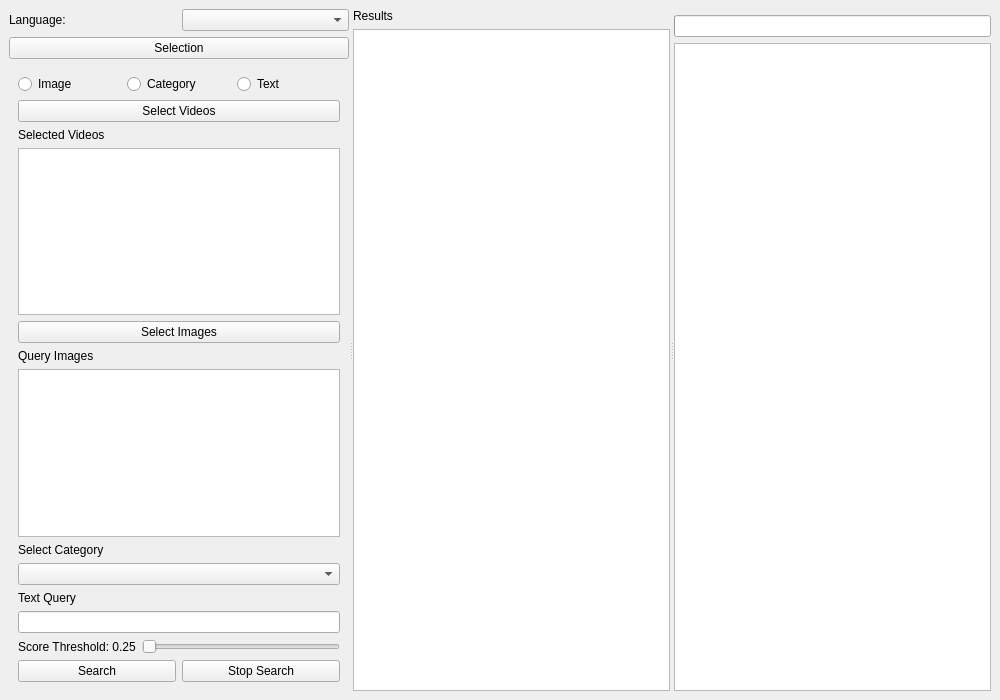
The window that main.ui (y5254y/VideoSearch) describes before a commit, drawn with Qt 5.
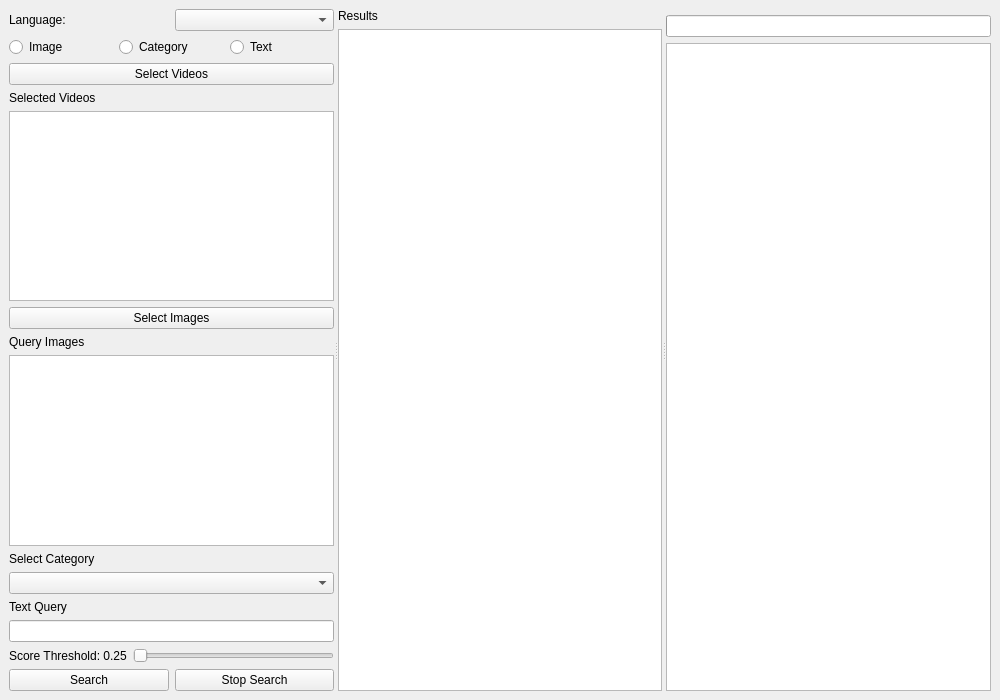
The same window after the commit.

The edit to the form file:
```diff
--- a/main.ui
+++ b/main.ui
@@ -36,15 +36,6 @@
         </item>
         <!-- Collapsible header (selection) -->
         <item>
-         <widget class="QPushButton" name="header_selection">
-          <property name="text">
-           <string>Selection</string>
-          </property>
-         </widget>
-        </item>
-        <!-- Selection container holds the selection controls -->
-        <item>
-         <widget class="QWidget" name="selectionContainer">
           <layout class="QVBoxLayout" name="selectionLayout">
            <item>
             <layout class="QHBoxLayout" name="modeLayout">
@@ -162,7 +153,6 @@
             </layout>
            </item>
           </layout>
-         </widget>
         </item>
        </layout>
       </widget>
```
Left out of the diff: 6 changed lines with no effect on the pictures. Lines whose indentation alone changed are shown as unchanged.
